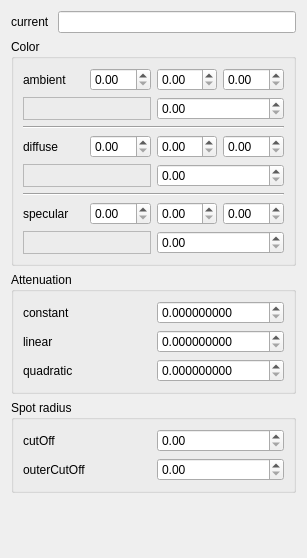
hiergaut/Goliath-Engine, file src/gui/editor/properties/context/light/FormContextLight.ui: the form before one commit.
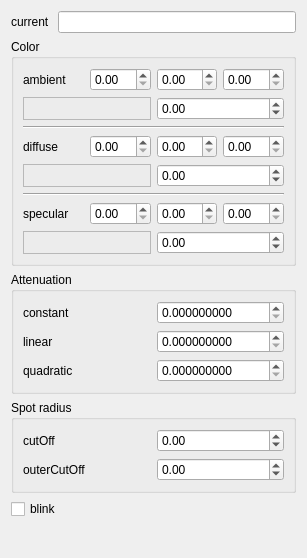
The form after the commit.

Commit message: add light properties

Patch:
```diff
--- a/src/gui/editor/properties/context/light/FormContextLight.ui
+++ b/src/gui/editor/properties/context/light/FormContextLight.ui
@@ -92,9 +92,15 @@
           </item>
           <item>
            <widget class="QDoubleSpinBox" name="doubleSpinBox_ambient">
+            <property name="minimum">
+             <double>-99.989999999999995</double>
+            </property>
             <property name="singleStep">
              <double>0.100000000000000</double>
             </property>
+            <property name="value">
+             <double>0.000000000000000</double>
+            </property>
            </widget>
           </item>
          </layout>
@@ -162,9 +168,15 @@
           </item>
           <item>
            <widget class="QDoubleSpinBox" name="doubleSpinBox_diffuse">
+            <property name="minimum">
+             <double>-99.989999999999995</double>
+            </property>
             <property name="singleStep">
              <double>0.100000000000000</double>
             </property>
+            <property name="value">
+             <double>0.000000000000000</double>
+            </property>
            </widget>
           </item>
          </layout>
@@ -232,9 +244,15 @@
           </item>
           <item>
            <widget class="QDoubleSpinBox" name="doubleSpinBox_specular">
+            <property name="minimum">
+             <double>-99.989999999999995</double>
+            </property>
             <property name="singleStep">
              <double>0.100000000000000</double>
             </property>
+            <property name="value">
+             <double>0.000000000000000</double>
+            </property>
            </widget>
           </item>
          </layout>
@@ -334,7 +352,11 @@
            </widget>
           </item>
           <item>
-           <widget class="QDoubleSpinBox" name="doubleSpinBox_cutOff"/>
+           <widget class="QDoubleSpinBox" name="doubleSpinBox_cutOff">
+            <property name="minimum">
+             <double>-99.989999999999995</double>
+            </property>
+           </widget>
           </item>
          </layout>
         </item>
@@ -348,7 +370,11 @@
            </widget>
           </item>
           <item>
-           <widget class="QDoubleSpinBox" name="doubleSpinBox_outerCutOff"/>
+           <widget class="QDoubleSpinBox" name="doubleSpinBox_outerCutOff">
+            <property name="minimum">
+             <double>-99.989999999999995</double>
+            </property>
+           </widget>
           </item>
          </layout>
         </item>
@@ -357,6 +383,13 @@
      </layout>
     </widget>
    </item>
+   <item>
+    <widget class="QCheckBox" name="checkBox">
+     <property name="text">
+      <string>blink</string>
+     </property>
+    </widget>
+   </item>
    <item>
     <spacer name="verticalSpacer">
      <property name="orientation">
```
Left out of the diff: 63 changed lines with no effect on the pictures. The commit also changes 11 other files.
